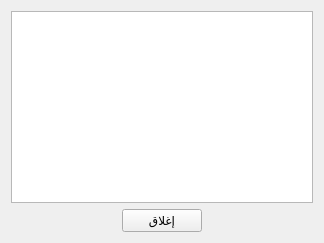
Before: the Qt Designer form ui/PopupWindow.ui in a-atalla/azan, drawn with Qt 5.
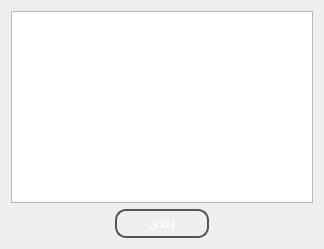
After: the same form once the commit is applied. Icons and pictures are not drawn.

Diff of the .ui file:
```diff
--- a/ui/PopupWindow.ui
+++ b/ui/PopupWindow.ui
@@ -7,7 +7,7 @@
     <x>0</x>
     <y>0</y>
     <width>324</width>
-    <height>239</height>
+    <height>242</height>
    </rect>
   </property>
   <property name="windowTitle">
@@ -16,6 +16,32 @@
   <property name="layoutDirection">
    <enum>Qt::RightToLeft</enum>
   </property>
+  <property name="styleSheet">
+   <string notr="true">QPushButton,QToolButton {
+                                    color: #333;
+                                    border: 2px solid #555;
+                                    border-radius: 11px;
+                                    padding: 5px;
+                                    background: qradialgradient(cx: 0.3, cy: -0.4,
+                                    fx: 0.3, fy: -0.4,
+                                    radius: 1.35, stop: 0 #fff, stop: 1 #888);
+                                    min-width: 80px;
+                                    }
+                                    QPushButton:hover {
+                                    background: qradialgradient(cx: 0.3, cy: -0.4,
+                                    fx: 0.3, fy: -0.4,
+                                    radius: 1.35, stop: 0 #fff, stop: 1 #bbb);
+                                    }
+                                    QPushButton:pressed {
+                                    background: qradialgradient(cx: 0.4, cy: -0.1,
+                                    fx: 0.4, fy: -0.1,
+                                    radius: 1.35, stop: 0 #fff, stop: 1 #ddd);
+                                    }
+                                    QWidget{
+                                    color: rgb(255, 255, 255);
+                                    background-image: url(:/images/images/back.png);
+                                    background-image: url(:/images/images/back.png);}</string>
+  </property>
   <layout class="QVBoxLayout" name="verticalLayout">
    <item>
     <widget class="QTextEdit" name="txtPopup">
```
Left out of the diff: 2 changed lines with no effect on the pictures.
